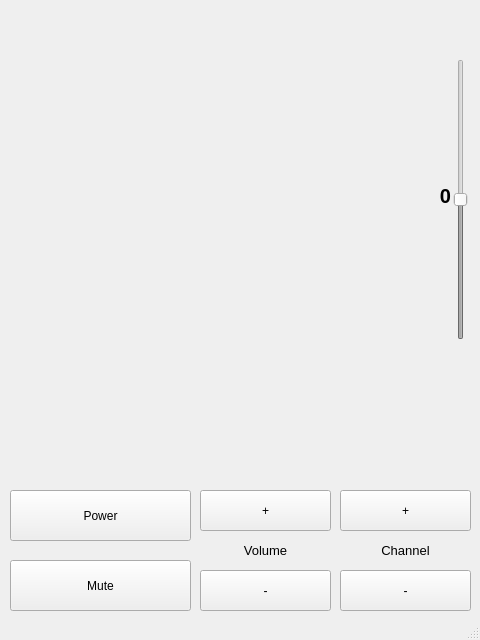
First picture: the form in Project 1/tvRemote.ui, repository UNOSko/project1, before the edit.
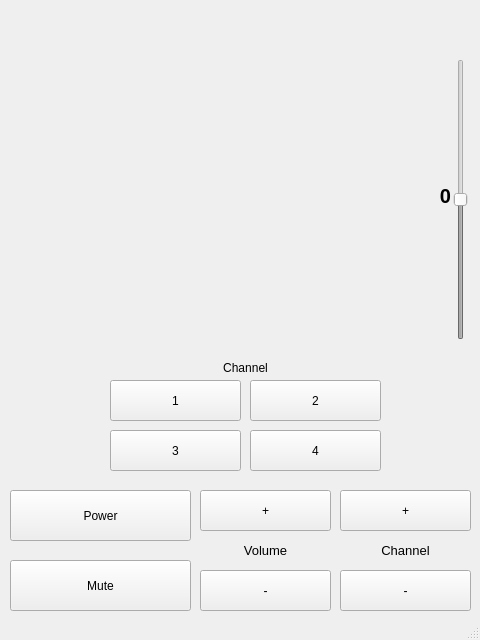
Second picture: the form after the edit. Icons and pictures are not drawn.

```diff
--- a/Project 1/tvRemote.ui
+++ b/Project 1/tvRemote.ui
@@ -198,6 +198,74 @@
      <enum>Qt::Vertical</enum>
     </property>
    </widget>
+   <widget class="QPushButton" name="pushButton">
+    <property name="geometry">
+     <rect>
+      <x>110</x>
+      <y>380</y>
+      <width>131</width>
+      <height>41</height>
+     </rect>
+    </property>
+    <property name="text">
+     <string>1</string>
+    </property>
+   </widget>
+   <widget class="QPushButton" name="pushButton_2">
+    <property name="geometry">
+     <rect>
+      <x>250</x>
+      <y>380</y>
+      <width>131</width>
+      <height>41</height>
+     </rect>
+    </property>
+    <property name="text">
+     <string>2</string>
+    </property>
+   </widget>
+   <widget class="QPushButton" name="pushButton_3">
+    <property name="geometry">
+     <rect>
+      <x>110</x>
+      <y>430</y>
+      <width>131</width>
+      <height>41</height>
+     </rect>
+    </property>
+    <property name="text">
+     <string>3</string>
+    </property>
+   </widget>
+   <widget class="QPushButton" name="pushButton_4">
+    <property name="geometry">
+     <rect>
+      <x>250</x>
+      <y>430</y>
+      <width>131</width>
+      <height>41</height>
+     </rect>
+    </property>
+    <property name="text">
+     <string>4</string>
+    </property>
+   </widget>
+   <widget class="QLabel" name="label">
+    <property name="geometry">
+     <rect>
+      <x>220</x>
+      <y>360</y>
+      <width>51</width>
+      <height>16</height>
+     </rect>
+    </property>
+    <property name="text">
+     <string>Channel</string>
+    </property>
+    <property name="alignment">
+     <set>Qt::AlignCenter</set>
+    </property>
+   </widget>
   </widget>
   <widget class="QStatusBar" name="statusbar"/>
  </widget>
```
